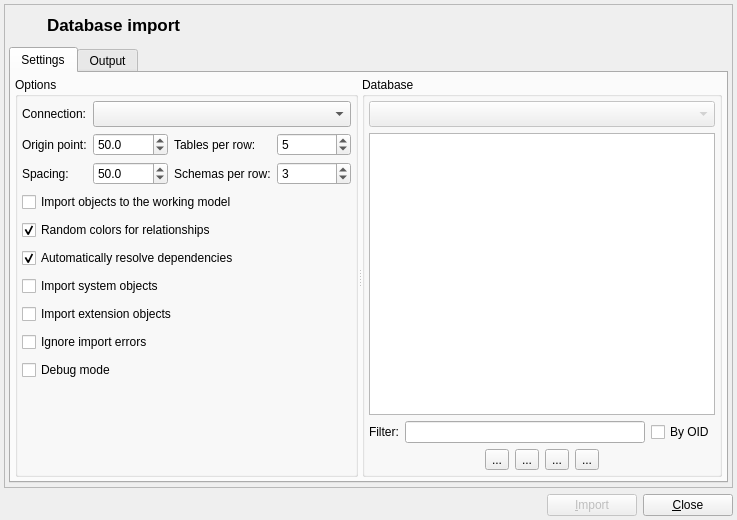
This is libpgmodeler_ui/ui/databaseimportform.ui in pgmodeler/pgmodeler as Qt 5 draws it before an edit. The edited form follows.
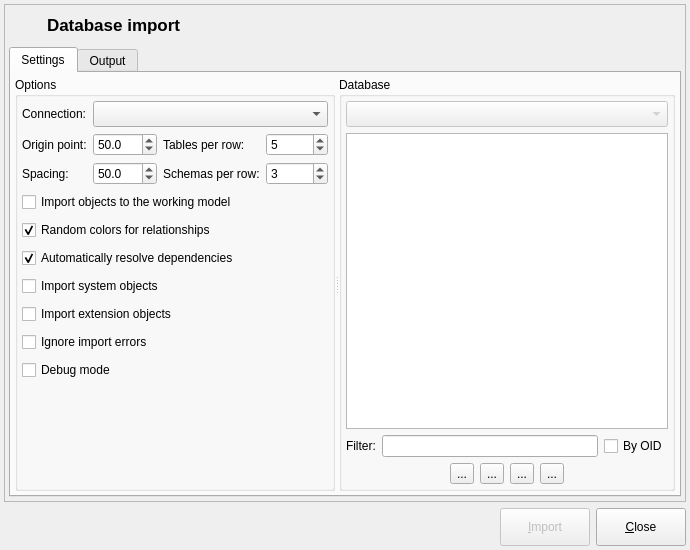
This is the edited form. Icons and pictures are not drawn.

```diff
--- a/libpgmodeler_ui/ui/databaseimportform.ui
+++ b/libpgmodeler_ui/ui/databaseimportform.ui
@@ -9,8 +9,8 @@
    <rect>
     <x>0</x>
     <y>0</y>
-    <width>737</width>
-    <height>520</height>
+    <width>690</width>
+    <height>550</height>
    </rect>
   </property>
   <property name="sizePolicy">
@@ -1235,7 +1235,7 @@
        <property name="minimumSize">
         <size>
          <width>90</width>
-         <height>0</height>
+         <height>38</height>
         </size>
        </property>
        <property name="maximumSize">
@@ -1273,7 +1273,7 @@
        <property name="minimumSize">
         <size>
          <width>90</width>
-         <height>0</height>
+         <height>38</height>
         </size>
        </property>
        <property name="maximumSize">
```
